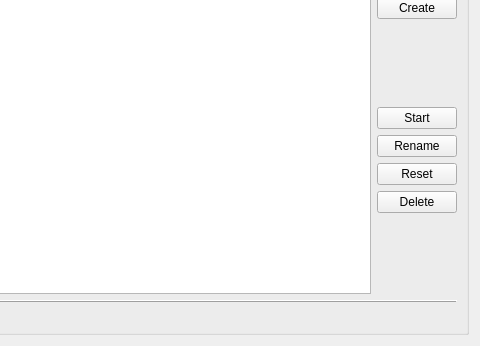
The window that src/plugins/ios/iossettingswidget.ui (qt-creator/qt-creator) describes before a commit, drawn with Qt 5; both pictures show x 142 to 622 and y 110 to 456 of the 622 by 456 pixel window.
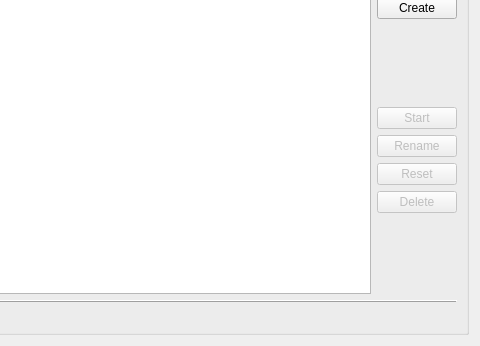
The same window after the commit. Custom widgets are drawn as their Qt base class.

Commit message:
iOS: Enable sorting for simulator listing
Task-number: QTCREATORBUG-18512

Patch:
```diff
--- a/src/plugins/ios/iossettingswidget.ui
+++ b/src/plugins/ios/iossettingswidget.ui
@@ -47,6 +47,9 @@
      <layout class="QGridLayout" name="gridLayout">
       <item row="3" column="1">
        <widget class="QPushButton" name="renameButton">
+        <property name="enabled">
+         <bool>false</bool>
+        </property>
         <property name="toolTip">
          <string>Rename a simulator device.</string>
         </property>
@@ -57,6 +60,9 @@
       </item>
       <item row="5" column="1">
        <widget class="QPushButton" name="deleteButton">
+        <property name="enabled">
+         <bool>false</bool>
+        </property>
         <property name="sizePolicy">
          <sizepolicy hsizetype="Preferred" vsizetype="Fixed">
           <horstretch>0</horstretch>
@@ -86,6 +92,9 @@
       </item>
       <item row="4" column="1">
        <widget class="QPushButton" name="resetButton">
+        <property name="enabled">
+         <bool>false</bool>
+        </property>
         <property name="sizePolicy">
          <sizepolicy hsizetype="Preferred" vsizetype="Fixed">
           <horstretch>0</horstretch>
@@ -178,6 +187,9 @@
       </item>
       <item row="2" column="1">
        <widget class="QPushButton" name="startButton">
+        <property name="enabled">
+         <bool>false</bool>
+        </property>
         <property name="sizePolicy">
          <sizepolicy hsizetype="Preferred" vsizetype="Fixed">
           <horstretch>0</horstretch>
```
Left out of the diff: 3 changed lines with no effect on the pictures. The commit also changes 2 other files.
